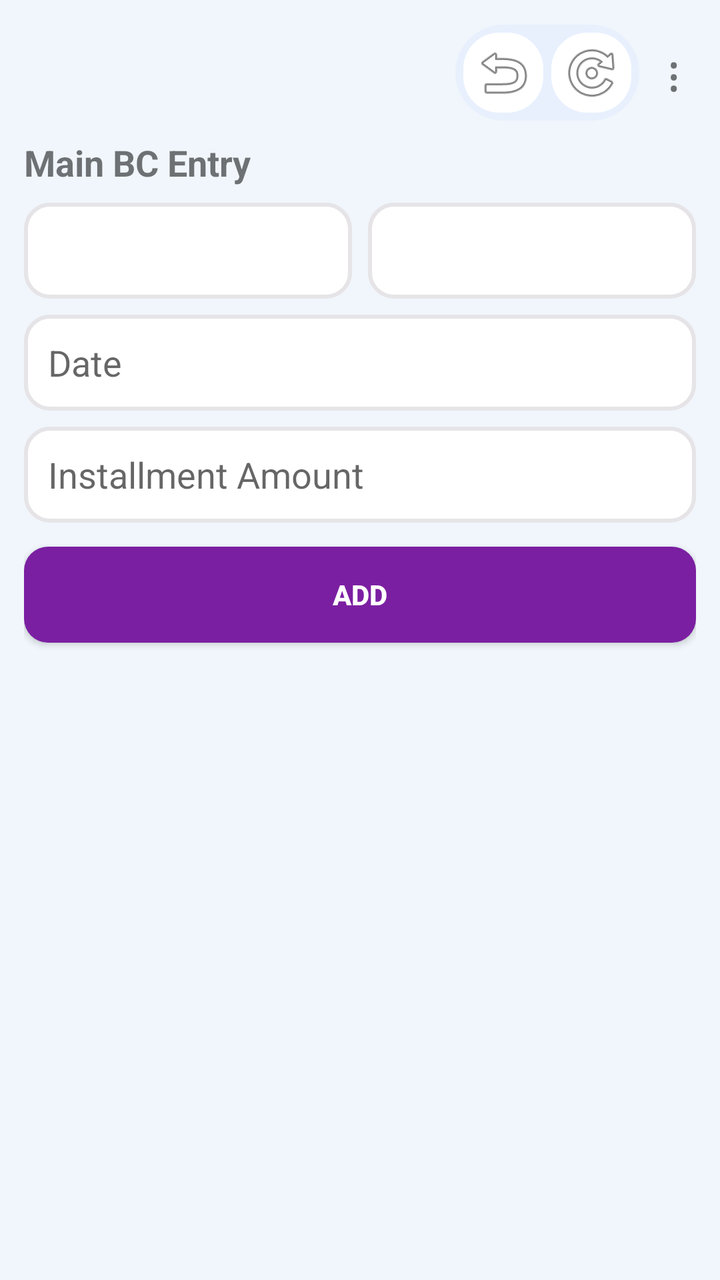
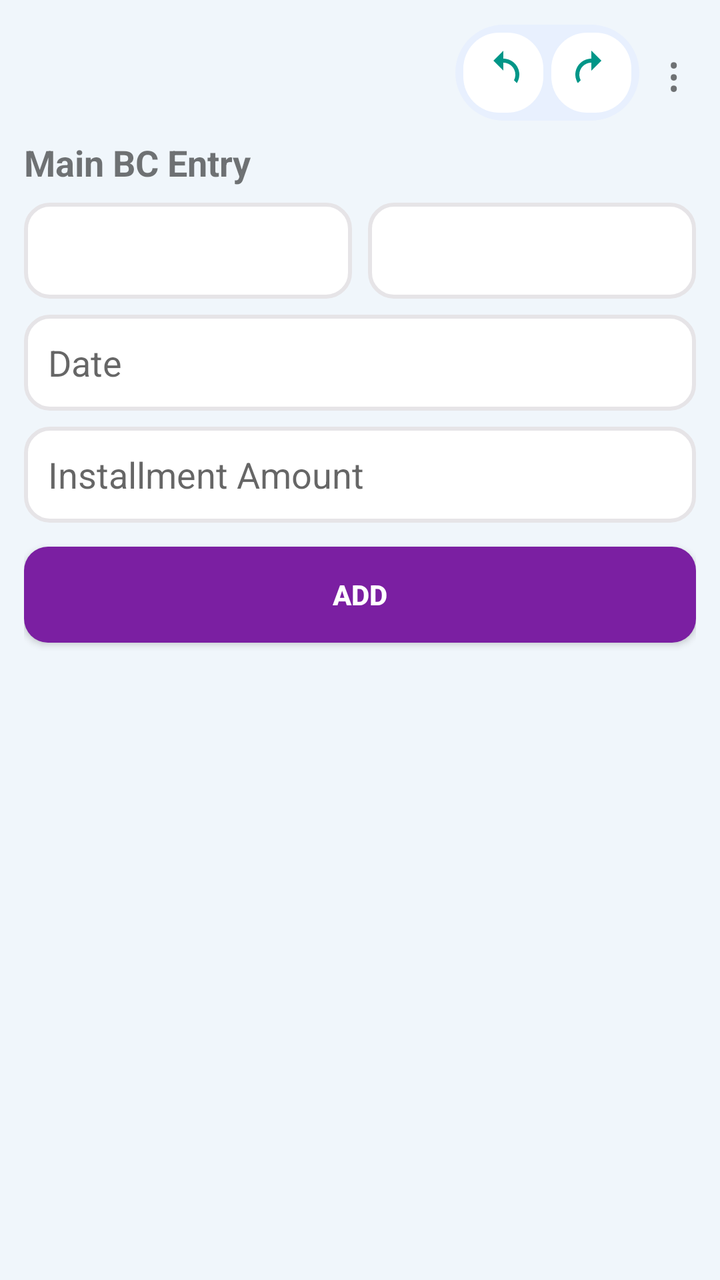

The first picture is an Android layout as it rendered before a commit; the second is the same layout after the commit. The layout source and the unified diff follow.
<!-- AndroidManifest.xml: application theme Theme.AppCompat.Light.NoActionBar -->
<!-- res/layout/activity_main.xml -->
<?xml version="1.0" encoding="utf-8"?>
<ScrollView xmlns:android="http://schemas.android.com/apk/res/android"
    android:layout_width="match_parent"
    android:layout_height="match_parent"
    android:background="#f0f6fb"
    android:fillViewport="true">

    <LinearLayout
        android:id="@+id/rootLayout"
        android:orientation="vertical"
        android:padding="12dp"
        android:layout_width="match_parent"
        android:layout_height="match_parent">

        
        <LinearLayout
            android:layout_width="match_parent"
            android:layout_height="wrap_content"
            android:gravity="center_vertical"
            android:orientation="horizontal">

            
            <Space
                android:layout_width="0dp"
                android:layout_height="wrap_content"
                android:layout_weight="1" />

            
            <LinearLayout
                android:layout_width="wrap_content"
                android:layout_height="wrap_content"
                android:orientation="horizontal"
                android:background="@drawable/bg_big_curve"
                android:padding="4dp"
                android:layout_marginEnd="6dp">

                
                <ImageButton
                    android:id="@+id/btnUndo"
                    android:layout_width="40dp"
                    android:layout_height="40dp"
                    android:background="@drawable/bg_small_curve"
                    android:src="@android:drawable/ic_menu_revert"
                    android:scaleType="centerInside"
                    android:contentDescription="Undo" />

                <Space
                    android:layout_width="4dp"
                    android:layout_height="wrap_content" />

                
                <ImageButton
                    android:id="@+id/btnRedo"
                    android:layout_width="40dp"
                    android:layout_height="40dp"
                    android:background="@drawable/bg_small_curve"
                    android:src="@android:drawable/ic_menu_rotate"
                    android:scaleType="centerInside"
                    android:contentDescription="Redo" />
            </LinearLayout>

            
            <TextView
                android:id="@+id/menuButton"
                android:text="⋮"
                android:textSize="24sp"
                android:padding="8dp"
                android:clickable="true"
                android:focusable="true"
                android:layout_width="wrap_content"
                android:layout_height="wrap_content" />
        </LinearLayout>

        
        <TextView
            android:id="@+id/titleMain"
            android:text="Main BC Entry"
            android:textSize="18sp"
            android:textStyle="bold"
            android:layout_marginTop="8dp"
            android:layout_marginBottom="8dp"
            android:layout_width="wrap_content"
            android:layout_height="wrap_content" />

        
        <LinearLayout
            android:orientation="horizontal"
            android:layout_width="match_parent"
            android:layout_height="wrap_content"
            android:layout_marginBottom="8dp">

            <Spinner
                android:id="@+id/spinnerBc"
                android:layout_width="0dp"
                android:layout_height="48dp"
                android:layout_weight="1"
                android:background="@drawable/bg_input_curved"
                android:paddingHorizontal="12dp" />

            <Space
                android:layout_width="8dp"
                android:layout_height="wrap_content" />

            <Spinner
                android:id="@+id/spinnerMember"
                android:layout_width="0dp"
                android:layout_height="48dp"
                android:layout_weight="1"
                android:background="@drawable/bg_input_curved"
                android:paddingHorizontal="12dp" />
        </LinearLayout>

        
        <EditText
            android:id="@+id/editPayDate"
            android:hint="Date"
            android:focusable="false"
            android:inputType="none"
            android:layout_width="match_parent"
            android:layout_height="48dp"
            android:background="@drawable/bg_input_curved"
            android:paddingHorizontal="12dp"
            android:layout_marginBottom="8dp" />

        
        <EditText
            android:id="@+id/editPayAmount"
            android:hint="Installment Amount"
            android:inputType="number"
            android:layout_width="match_parent"
            android:layout_height="48dp"
            android:background="@drawable/bg_input_curved"
            android:paddingHorizontal="12dp"
            android:layout_marginBottom="12dp" />

        
        <Button
            android:id="@+id/buttonAdd"
            android:text="ADD"
            android:textColor="@android:color/white"
            android:textStyle="bold"
            android:layout_width="match_parent"
            android:layout_height="48dp"
            android:background="@drawable/btn_add_ripple"
            android:elevation="4dp"
            android:layout_marginBottom="12dp" />

        
        <HorizontalScrollView
            android:layout_width="match_parent"
            android:layout_height="wrap_content"
            android:scrollbars="horizontal">

            <LinearLayout
                android:id="@+id/tableContainer"
                android:orientation="vertical"
                android:layout_width="wrap_content"
                android:layout_height="wrap_content" />
        </HorizontalScrollView>

    </LinearLayout>
</ScrollView>
<!-- resources referenced by this layout -->
<resources>
  <!-- drawable bg_big_curve (drawable) -->
  <shape xmlns:android="http://schemas.android.com/apk/res/android">
      <solid android:color="#E8F0FE"/>
      <corners android:radius="24dp"/>
  </shape>
  <!-- drawable bg_input_curved (drawable) -->
  <shape xmlns:android="http://schemas.android.com/apk/res/android"
      android:shape="rectangle">
  
      <solid android:color="@android:color/white"/>
      <stroke
          android:width="2dp"
          android:color="#e6e4e7"/>
      <corners android:radius="12dp"/>
  </shape>
  <!-- drawable bg_small_curve (drawable) -->
  <selector xmlns:android="http://schemas.android.com/apk/res/android">
      <item android:state_pressed="true">
          <shape>
              <solid android:color="#D2E3FC"/>
              <corners android:radius="18dp"/>
          </shape>
      </item>
      <item>
          <shape>
              <solid android:color="@android:color/white"/>
              <corners android:radius="18dp"/>
          </shape>
      </item>
  </selector>
  <!-- drawable btn_add_ripple (drawable) -->
  <ripple xmlns:android="http://schemas.android.com/apk/res/android"
      android:color="#40FFFFFF">
  
      <item>
          <shape android:shape="rectangle">
              <solid android:color="#7B1FA2"/>
              <corners android:radius="12dp"/>
          </shape>
      </item>
  
  </ripple>
</resources>

<!-- the commit's change to res/layout/activity_main.xml (unified diff, before → after) -->
@@ -40,7 +40,7 @@
                     android:layout_width="40dp"
                     android:layout_height="40dp"
                     android:background="@drawable/bg_small_curve"
-                    android:src="@android:drawable/ic_menu_revert"
+                    android:src="@drawable/ic_undo"
                     android:scaleType="centerInside"
                     android:contentDescription="Undo" />
 
@@ -54,7 +54,7 @@
                     android:layout_width="40dp"
                     android:layout_height="40dp"
                     android:background="@drawable/bg_small_curve"
-                    android:src="@android:drawable/ic_menu_rotate"
+                    android:src="@drawable/ic_redo"
                     android:scaleType="centerInside"
                     android:contentDescription="Redo" />
             </LinearLayout>
<!-- resource entries referenced after the edit -->
@@ -42,5 +42,31 @@
       </item>
   
   </ripple>
+  <!-- drawable ic_redo (drawable) -->
+  <vector xmlns:android="http://schemas.android.com/apk/res/android"
+      android:width="24dp"
+      android:height="24dp"
+      android:viewportWidth="24"
+      android:viewportHeight="24"
+      android:tint="#009688">
+  
+      <path
+          android:fillColor="@android:color/white"
+          android:pathData="M12,5V1l5,5-5,5V7c-3.31,0-6,2.69-6,6 0,1.01 0.25,1.97 0.7,2.8L5.24,17.26C4.46,15.9 4,14.51 4,13c0-4.42 3.58-8 8-8z"/>
+  
+  </vector>
+  <!-- drawable ic_undo (drawable) -->
+  <vector xmlns:android="http://schemas.android.com/apk/res/android"
+      android:width="24dp"
+      android:height="24dp"
+      android:viewportWidth="24"
+      android:viewportHeight="24"
+      android:tint="#009688">
+  
+      <path
+          android:fillColor="@android:color/white"
+          android:pathData="M12,5V1L7,6l5,5V7c3.31,0 6,2.69 6,6 0,1.01 -0.25,1.97 -0.7,2.8l1.46,1.46C19.54,15.9 20,14.51 20,13c0,-4.42 -3.58,-8 -8,-8z"/>
+  
+  </vector>
 </resources>
 
